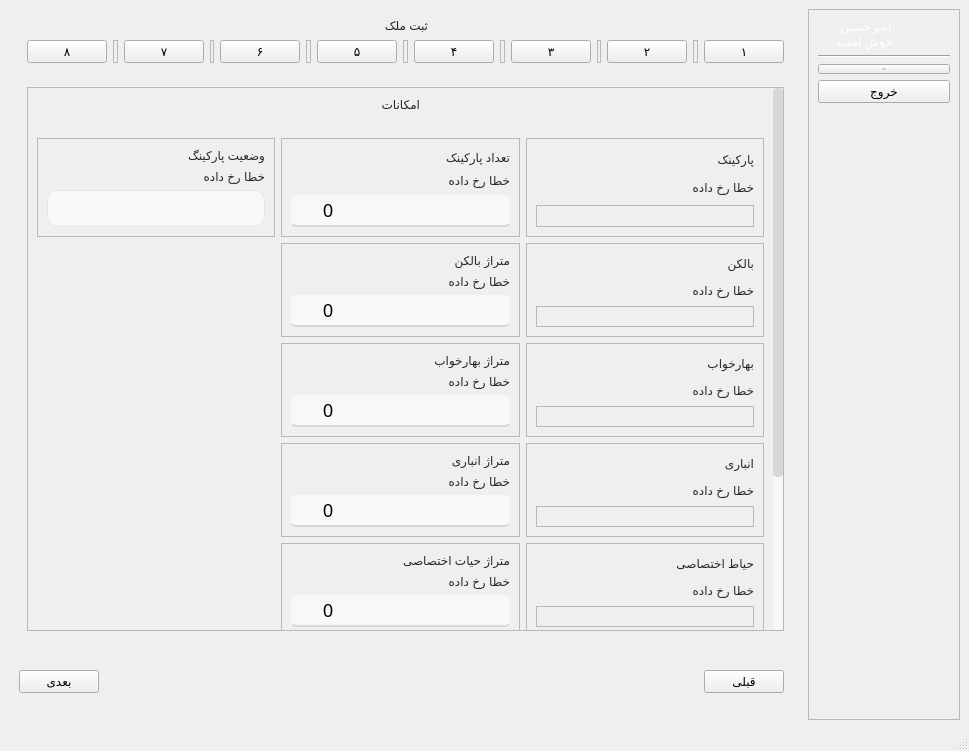
This is uiFiles/main_UI.ui in amirhossein-mlkz/amlak as Qt 5 draws it before an edit. The edited form follows.
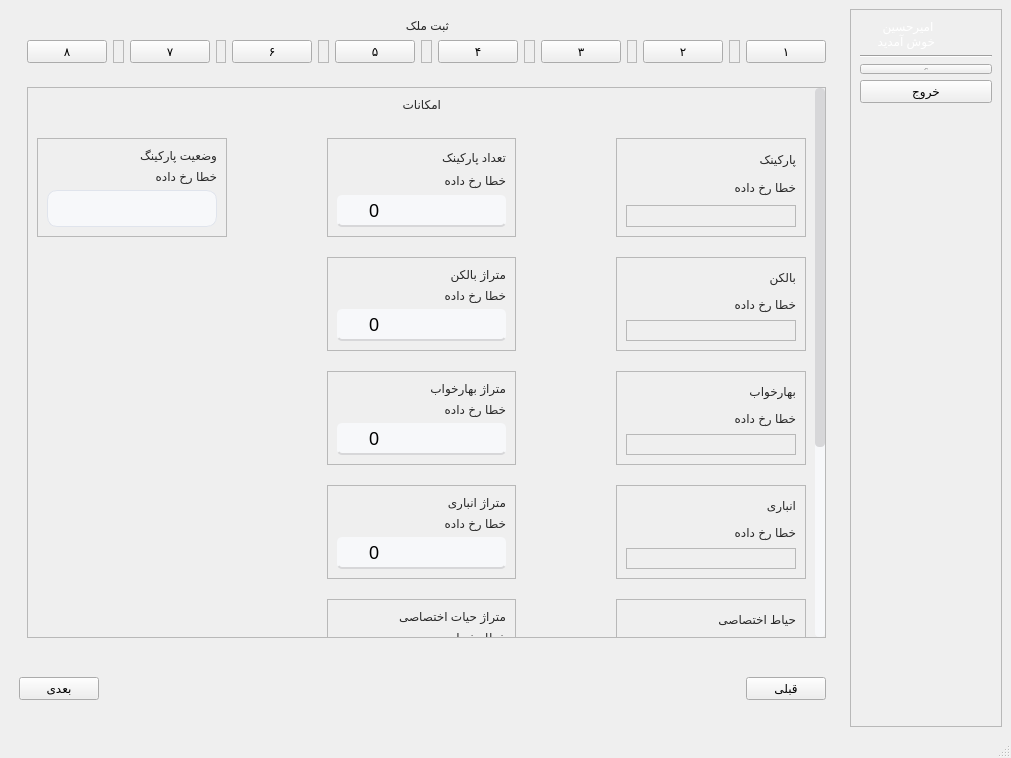
This is the edited form. The open tabs and pages were chosen to show the change. Icons and pictures are not drawn.

```diff
--- a/uiFiles/main_UI.ui
+++ b/uiFiles/main_UI.ui
@@ -6,8 +6,8 @@
    <rect>
     <x>0</x>
     <y>0</y>
-    <width>969</width>
-    <height>751</height>
+    <width>1011</width>
+    <height>758</height>
    </rect>
   </property>
   <property name="minimumSize">
@@ -127,7 +127,7 @@
 /**************************QCheckBox***************************/
 
 QCheckBox {
-    spacing: 0px;
+    spacing: 5px;
 }
 
 QCheckBox::indicator {
@@ -155,6 +155,39 @@
     background-color: #F6F6F6;
 }
 
+/**************************QRadioButton***************************/
+
+QRadioButton {
+    spacing: 5px;
+}
+
+QRadioButton::indicator {
+    width: 16px;
+    height: 16px;
+}
+
+QRadioButton::indicator:unchecked {
+    border: 2px solid #E0E4EC;
+    background-color: white;
+	border-radius:10px;
+}
+
+QRadioButton::indicator:checked {
+    border: 2px solid #7892DF;
+    background-color: #7892DF;
+    image: url(:/icons/icons/tick.png) ;
+	border-radius:10px;
+}
+
+QRadioButton::indicator:hover {
+    border: 2px solid rgba(194, 197, 204, 255);
+}
+
+QRadioButton::indicator:disabled {
+    border: 2px solid #E0E4EC;
+    background-color: #F6F6F6;
+}
+
 /**************************QGraphicsView***************************/
 
 QGraphicsView{
@@ -2811,9 +2844,9 @@
                <property name="geometry">
                 <rect>
                  <x>0</x>
-                 <y>-790</y>
-                 <width>732</width>
-                 <height>1234</height>
+                 <y>0</y>
+                 <width>774</width>
+                 <height>1873</height>
                 </rect>
                </property>
                <layout class="QVBoxLayout" name="verticalLayout_18">
@@ -2844,6 +2877,12 @@
                   <property name="bottomMargin">
                    <number>20</number>
                   </property>
+                  <property name="horizontalSpacing">
+                   <number>100</number>
+                  </property>
+                  <property name="verticalSpacing">
+                   <number>20</number>
+                  </property>
                   <item row="4" column="1">
                    <widget class="QFrame" name="privateYardMeterageFormFrame">
                     <property name="frameShape">
@@ -4222,7 +4261,7 @@
          </widget>
         </item>
         <item>
-         <widget class="QFrame" name="">
+         <widget class="QFrame" name="frame">
           <layout class="QHBoxLayout" name="horizontalLayout_2">
            <property name="leftMargin">
             <number>1</number>
```
Left out of the diff: 93 changed lines with no effect on the pictures.
